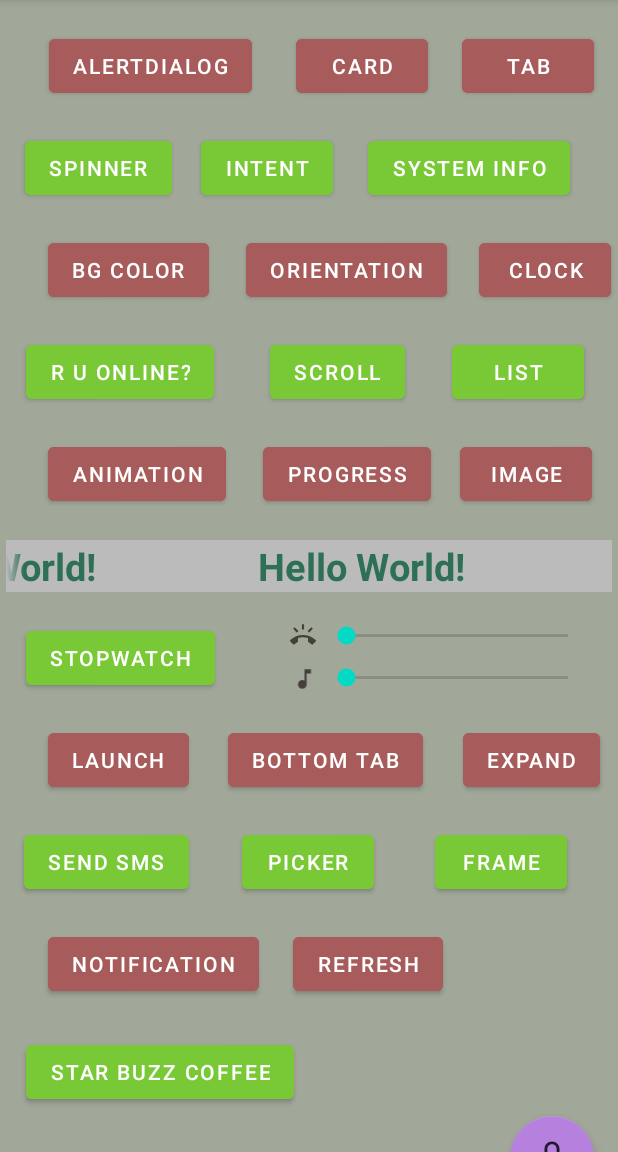
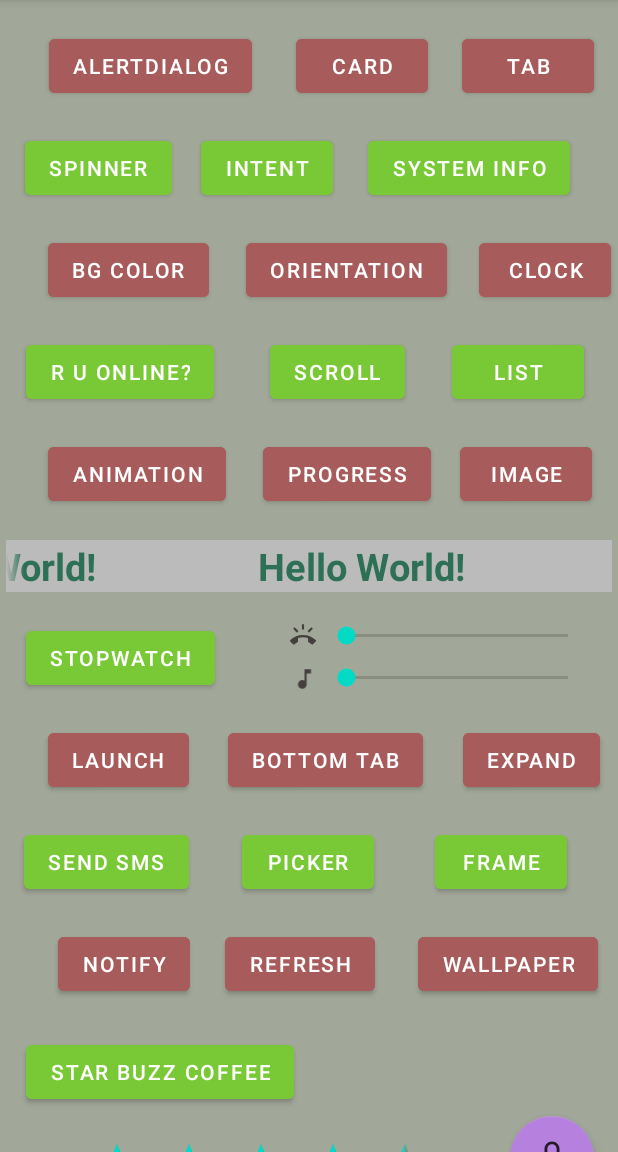
Before and after one commit to HarshPanchal18/playground, an Android app: the MainActivity screen opened directly, with no data from a screen before it, on a phone screen of 412 x 824 dp, the part 84-1236 px from its top. Run offline under Robolectric (Android 15) with nearby library versions, the light colour scheme and no system bars.

Commit message:
Added WallPaper.kt for display network image and set as device wallpaper, and Labeled activities from Manifest.xml

```diff
--- a/app/src/main/java/com/example/playground/MainActivity.kt
+++ b/app/src/main/java/com/example/playground/MainActivity.kt
@@ -15,11 +15,8 @@ import android.view.ContextMenu
 import android.view.Menu
 import android.view.MenuItem
 import android.view.View
-import android.widget.Button
-import android.widget.SeekBar
+import android.widget.*
 import android.widget.SeekBar.OnSeekBarChangeListener
-import android.widget.TextView
-import android.widget.Toast
 import androidx.annotation.Nullable
 import androidx.appcompat.app.ActionBar
 import androidx.appcompat.app.ActionBarDrawerToggle
@@ -251,6 +248,19 @@ class MainActivity : AppCompatActivity() { //, PopupMenu.OnMenuItemClickListener
         expbtn.setOnClickListener {
             startActivity(Intent(this,ExpandList::class.java))
         }
+
+        val rating: RatingBar =findViewById(R.id.rate)
+        rating.setOnRatingBarChangeListener { ratingBar, fl, b ->
+            Toast.makeText(this,ratingBar.rating.toString(),Toast.LENGTH_SHORT).show()
+            val intent=Intent(Intent.ACTION_VIEW)
+            intent.data=Uri.parse("https://play.google.com/store/apps/details?id=com.example.playground")
+            startActivity(intent)
+        }
+
+        val wallpaperbtn:Button=findViewById(R.id.wallpaperbtn)
+        wallpaperbtn.setOnClickListener {
+            startActivity(Intent(this,WallPaper::class.java))
+        }
     }
 
     // Central Function For Volume
--- a/app/src/main/res/layout/activity_main.xml
+++ b/app/src/main/res/layout/activity_main.xml
@@ -381,7 +381,7 @@
         android:layout_height="wrap_content"
         android:layout_marginTop="20dp"
         android:backgroundTint="@color/buttonlayer1"
-        android:text="Notification"
+        android:text="Notify"
         app:layout_constraintEnd_toEndOf="parent"
         app:layout_constraintHorizontal_bias="0.119"
         app:layout_constraintStart_toStartOf="parent"
@@ -424,10 +424,10 @@
         android:layout_width="wrap_content"
         android:layout_height="wrap_content"
         android:layout_marginTop="20dp"
+        android:backgroundTint="@color/buttonlayer1"
         android:text="Refresh"
-        android:backgroundTint="@color/buttonlayer1"
         app:layout_constraintEnd_toEndOf="parent"
-        app:layout_constraintHorizontal_bias="0.626"
+        app:layout_constraintHorizontal_bias="0.481"
         app:layout_constraintStart_toStartOf="parent"
         app:layout_constraintTop_toBottomOf="@+id/pickerbtn" />
 
@@ -467,6 +467,31 @@
         app:layout_constraintStart_toStartOf="parent"
         app:layout_constraintTop_toBottomOf="@+id/seekbarmedia" />
 
+    <RatingBar
+        android:id="@+id/rate"
+        android:layout_width="wrap_content"
+        android:layout_height="41dp"
+        android:layout_marginTop="20dp"
+        android:stepSize="0.25"
+        android:rating="4.5"
+        android:numStars="5"
+        app:layout_constraintEnd_toStartOf="@+id/floating"
+        app:layout_constraintHorizontal_bias="0.543"
+        app:layout_constraintStart_toStartOf="parent"
+        app:layout_constraintTop_toBottomOf="@+id/coffeebtn" />
+
+    <Button
+        android:id="@+id/wallpaperbtn"
+        android:layout_width="wrap_content"
+        android:layout_height="wrap_content"
+        android:layout_marginTop="20dp"
+        android:backgroundTint="@color/buttonlayer1"
+        android:text="Wallpaper"
+        app:layout_constraintEnd_toEndOf="parent"
+        app:layout_constraintHorizontal_bias="0.955"
+        app:layout_constraintStart_toStartOf="parent"
+        app:layout_constraintTop_toBottomOf="@+id/framebtn" />
+
 </androidx.constraintlayout.widget.ConstraintLayout>
 
 </ScrollView>
@@ -476,7 +501,7 @@
         android:id="@+id/navView"
         android:layout_width="match_parent"
         android:layout_height="match_parent"
-        app:headerLayout="@layout/nav_header2"
+        app:headerLayout="@layout/nav_header"
         app:menu="@menu/nav_header_menu"
         android:layout_gravity="start"
         android:fitsSystemWindows="true"/>
--- a/app/src/main/res/layout/nav_header.xml
+++ b/app/src/main/res/layout/nav_header.xml
@@ -19,6 +19,6 @@
     <TextView
         android:layout_width="match_parent"
         android:layout_height="match_parent"
-        android:text="By Harsh Panchal"
+        android:text="Harsh Panchal"
         app:layout_constraintTop_toBottomOf="@+id/navImgView" />
 </androidx.constraintlayout.widget.ConstraintLayout>
```
Also changed, not shown: app/src/main/AndroidManifest.xml (+10 -0 lines), app/src/main/java/com/example/playground/activities/WallPaper.kt (added, +76 -0 lines), app/src/main/res/layout/activity_wall_paper.xml (added, +29 -0 lines).
